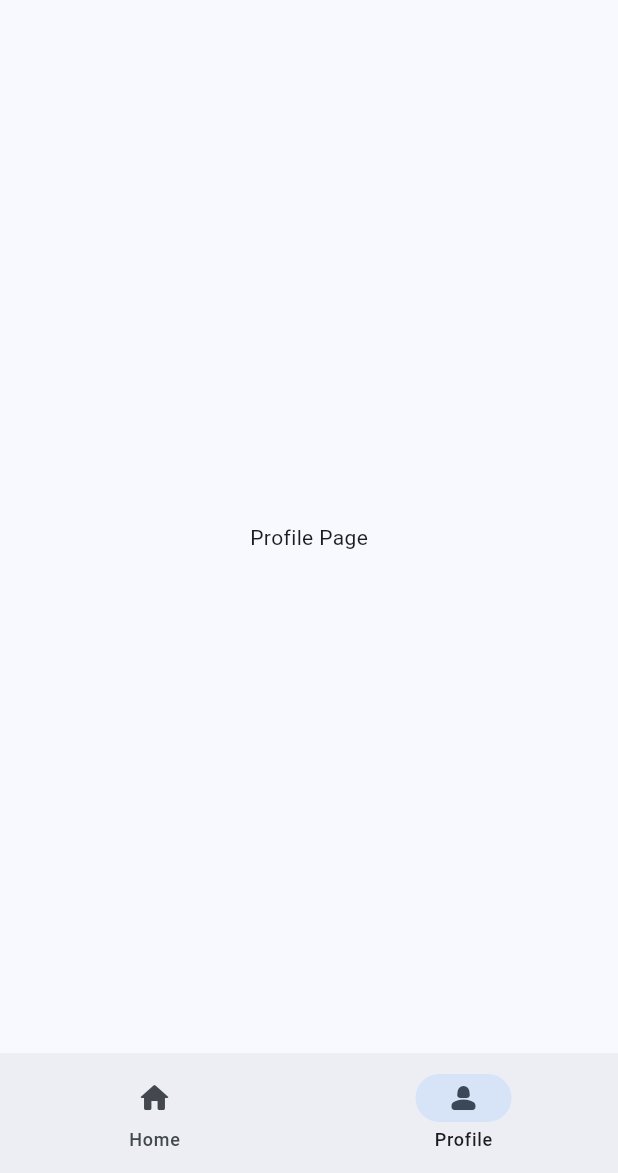
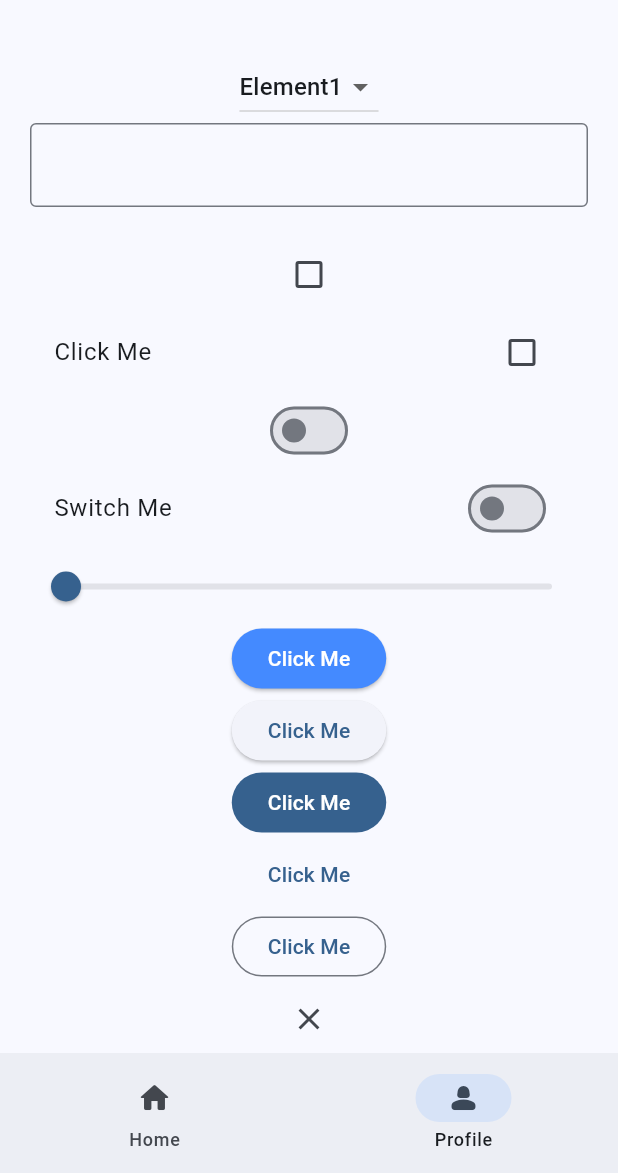
Before and after one commit to genedeh/first_flutter_app, a Flutter app: the screen it shows after launch, item 2 of the bottom bar chosen, on a phone screen of 412 x 824 dp, the part 63-1236 px from its top. Run offline on Flutter 3.47's test engine with Material 3 defaults, Android fonts, the phone set to English and light mode, and no system bars.

Commit message:
TEXT INPUT

```diff
--- a/lib/views/pages/profile_page.dart
+++ b/lib/views/pages/profile_page.dart
@@ -1,10 +1,111 @@
 import 'package:flutter/material.dart';
 
-class ProfilePage extends StatelessWidget {
+class ProfilePage extends StatefulWidget {
   const ProfilePage({super.key});
 
   @override
+  State<ProfilePage> createState() => _ProfilePageState();
+}
+
+class _ProfilePageState extends State<ProfilePage> {
+  TextEditingController controller = TextEditingController();
+  bool? isChecked = false;
+  bool isSwitched = false;
+  double sliderValue = 0.0;
+  String? menuItem = 'e1';
+  @override
   Widget build(BuildContext context) {
-    return Center(child: Text('Profile Page'));
+    return SingleChildScrollView(
+      child: Padding(
+        padding: const EdgeInsets.all(20.0),
+        child: Column(
+          children: [
+            DropdownButton(
+              value: menuItem,
+              items: [
+                DropdownMenuItem(value: 'e1', child: Text('Element1')),
+                DropdownMenuItem(value: 'e2', child: Text('Element2')),
+              ],
+              onChanged: (String? value) {
+                setState(() {
+                  menuItem = value;
+                });
+              },
+            ),
+            TextField(
+              decoration: InputDecoration(border: OutlineInputBorder()),
+              controller: controller,
+              onEditingComplete: () => setState(() {}),
+            ),
+            Text(controller.text),
+            Checkbox.adaptive(
+              tristate: true,
+              value: isChecked,
+              onChanged: (bool? value) {
+                setState(() {
+                  isChecked = value;
+                });
+              },
+            ),
+            CheckboxListTile.adaptive(
+              tristate: true,
+              value: isChecked,
+              title: Text('Click Me'),
+              onChanged: (bool? value) {
+                setState(() {
+                  isChecked = value;
+                });
+              },
+            ),
+            Switch.adaptive(
+              value: isSwitched,
+              onChanged: (bool value) {
+                setState(() {
+                  isSwitched = value;
+                });
+              },
+            ),
+            SwitchListTile.adaptive(
+              title: Text('Switch Me'),
+              value: isSwitched,
+              onChanged: (bool value) {
+                setState(() {
+                  isSwitched = value;
+                });
+              },
+            ),
+            Slider.adaptive(
+              value: sliderValue,
+              onChanged: (double value) {
+                setState(() {
+                  sliderValue = value;
+                });
+              },
+            ),
+            ElevatedButton(
+              onPressed: () {},
+              style: ElevatedButton.styleFrom(
+                backgroundColor: Colors.blueAccent,
+                foregroundColor: Colors.white,
+              ),
+              child: Text('Click Me'),
+            ),
+            ElevatedButton(onPressed: () {}, child: Text('Click Me')),
+            FilledButton(onPressed: () {}, child: Text('Click Me')),
+            TextButton(onPressed: () {}, child: Text('Click Me')),
+            OutlinedButton(onPressed: () {}, child: Text('Click Me')),
+            CloseButton(),
+            BackButton(),
+            SizedBox(height: 40.0),
+            GestureDetector(
+              onTap: () {
+                print('Image selected');
+              },
+              child: Image.asset('assets/images/bg.jpg'),
+            ),
+          ],
+        ),
+      ),
+    );
   }
 }
```
